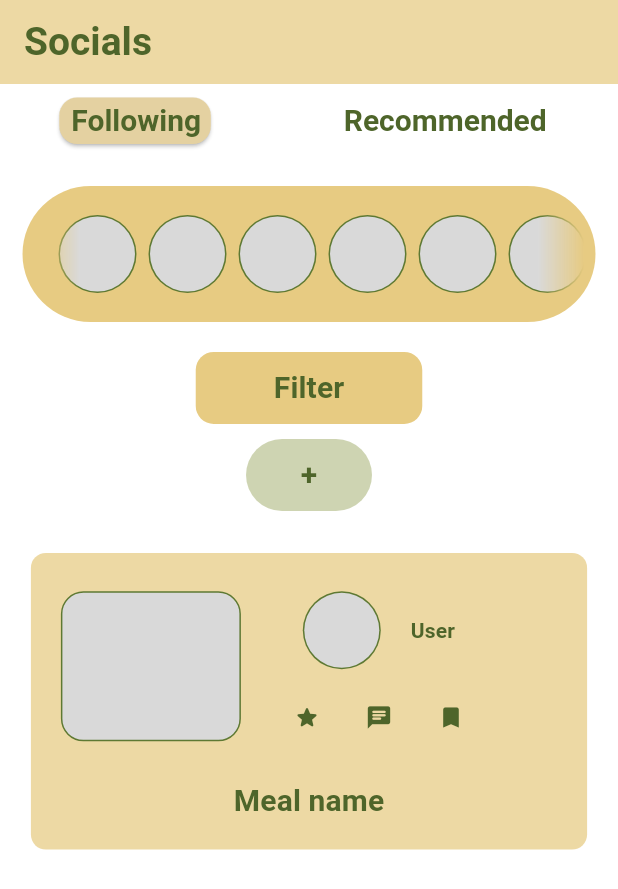
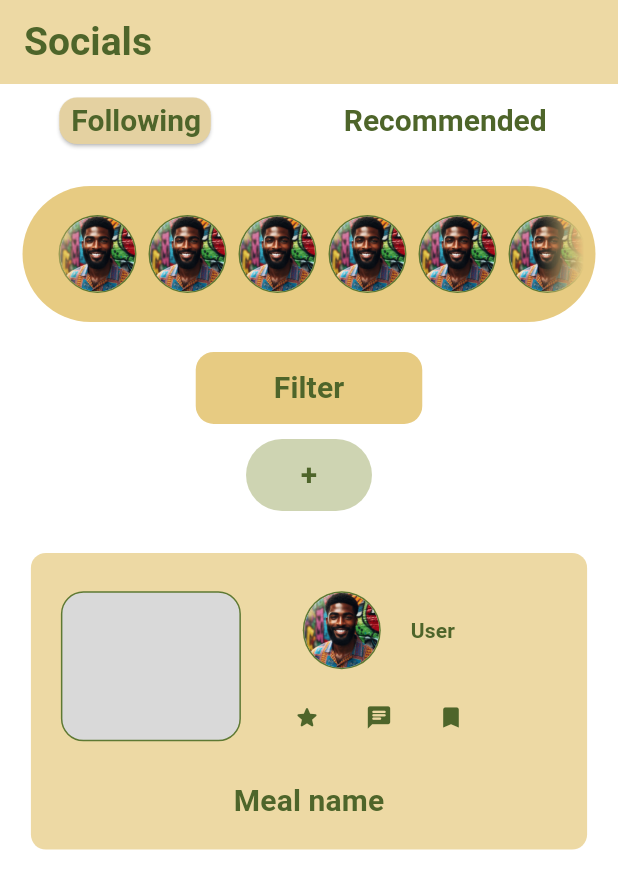
Before and after one commit to MealStock/mealstock, a Flutter app: the SocialsScreen screen opened directly, after a tap on "User", on a phone screen of 412 x 824 dp. Shown: the top 889 px of the screen. Run offline on Flutter 3.47's test engine with Material 3 defaults, Android fonts, the phone set to English and light mode, and no system bars; our stand-ins replace firebase_analytics, firebase_auth, firebase_core, firebase_crashlytics, flutter_markdown, google_sign_in; accounts and stored records are empty.

Commit message:
profile pic implementing in socials following

```diff
--- a/lib/screens/home_screens/socials_screen.dart
+++ b/lib/screens/home_screens/socials_screen.dart
@@ -1,4 +1,5 @@
 import 'package:flutter/material.dart';
+import 'package:flutter/widgets.dart';
 
 class SocialsScreen extends StatefulWidget {
   const SocialsScreen({super.key});
@@ -163,7 +164,8 @@ class _SocialsScreenState extends State<SocialsScreen> {
                                     backgroundColor: Color(0xff5e7933),
                                     child: CircleAvatar(
                                       radius: 25,
-                                      backgroundColor: Color(0xffd9d9d9),
+                                      backgroundImage:
+                                          AssetImage("images/Stanley.jpg"),
                                       child:
                                           Text("" /*(index - 1).toString()*/),
                                     ),
@@ -266,7 +268,7 @@ class _SocialsScreenState extends State<SocialsScreen> {
                                     children: [
                                       TextButton(
                                         onPressed: () {},
-                                        child: const Row(
+                                        child: Row(
                                           children: [
                                             CircleAvatar(
                                               radius: 26,
@@ -276,7 +278,8 @@ class _SocialsScreenState extends State<SocialsScreen> {
                                                 radius: 25,
                                                 backgroundColor:
                                                     Color(0xffd9d9d9),
-                                                child: Text(""),
+                                                backgroundImage: AssetImage(
+                                                    "images/Stanley.jpg"),
                                               ),
                                             ),
                                             SizedBox(width: 20),
@@ -394,7 +397,7 @@ class _SocialsScreenState extends State<SocialsScreen> {
                                                   ),
                                                 ),
                                               ),
-                                              const Positioned(
+                                              Positioned(
                                                 bottom: 0,
                                                 right: 5,
                                                 child: CircleAvatar(
@@ -403,8 +406,8 @@ class _SocialsScreenState extends State<SocialsScreen> {
                                                       Color(0xff5e7933),
                                                   child: CircleAvatar(
                                                     radius: 17,
-                                                    backgroundColor:
-                                                        Color(0xffd9d9d9),
+                                                    backgroundImage: AssetImage(
+                                                        "images/Stanley.jpg"),
                                                     child: Text(""),
                                                   ),
                                                 ),
```
